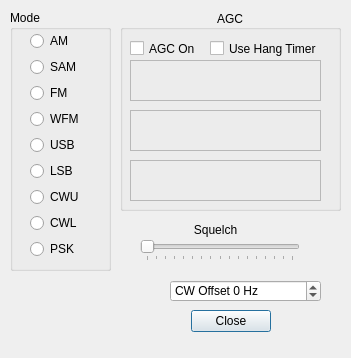
This is macforms/demodsetupdlg.ui in rafael2k/CuteSDR as Qt 5 draws it before an edit. The edited form follows.
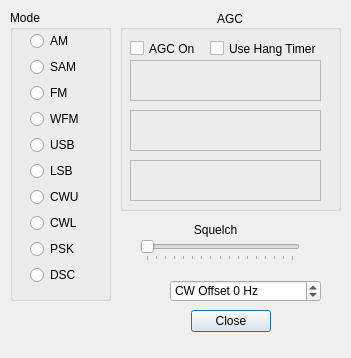
This is the edited form. Custom widgets are drawn as their Qt base class.

```diff
--- a/macforms/demodsetupdlg.ui
+++ b/macforms/demodsetupdlg.ui
@@ -35,7 +35,7 @@
      <x>10</x>
      <y>10</y>
      <width>101</width>
-     <height>261</height>
+     <height>291</height>
     </rect>
    </property>
    <property name="title">
@@ -47,7 +47,7 @@
       <x>20</x>
       <y>21</y>
       <width>58</width>
-      <height>231</height>
+      <height>261</height>
      </rect>
     </property>
     <layout class="QVBoxLayout" name="verticalLayout">
@@ -114,6 +114,13 @@
        </property>
       </widget>
      </item>
+     <item>
+      <widget class="QRadioButton" name="FSKradioButton">
+       <property name="text">
+        <string>DSC</string>
+       </property>
+      </widget>
+     </item>
     </layout>
    </widget>
   </widget>
```
Left out of the diff: 32 changed lines with no effect on the pictures.
